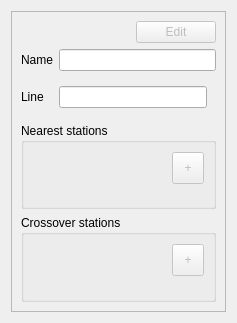
This is ui/stationinfo.ui in etengabeko/metromap as Qt 5 draws it before an edit. The edited form follows.
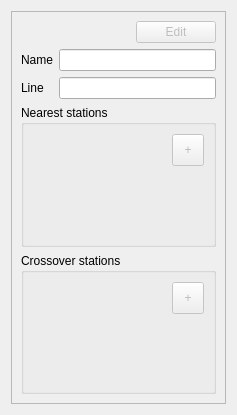
This is the edited form.

What changed in the file:
```diff
--- a/ui/stationinfo.ui
+++ b/ui/stationinfo.ui
@@ -7,10 +7,10 @@
     <x>0</x>
     <y>0</y>
     <width>237</width>
-    <height>323</height>
+    <height>415</height>
    </rect>
   </property>
-  <layout class="QVBoxLayout" name="verticalLayout_6">
+  <layout class="QVBoxLayout" name="verticalLayout_2">
    <item>
     <widget class="QScrollArea" name="scrollArea">
      <property name="horizontalScrollBarPolicy">
@@ -24,11 +24,11 @@
        <rect>
         <x>0</x>
         <y>0</y>
-        <width>204</width>
-        <height>315</height>
+        <width>217</width>
+        <height>395</height>
        </rect>
       </property>
-      <layout class="QVBoxLayout" name="verticalLayout_4">
+      <layout class="QVBoxLayout" name="verticalLayout">
        <item>
         <layout class="QHBoxLayout" name="horizontalLayout_2">
          <item>
@@ -57,26 +57,22 @@
         </layout>
        </item>
        <item>
-        <layout class="QHBoxLayout" name="horizontalLayout_3">
-         <item>
+        <layout class="QGridLayout" name="gridLayout">
+         <item row="0" column="0">
           <widget class="QLabel" name="nameLabel">
            <property name="text">
             <string>Name</string>
            </property>
           </widget>
          </item>
-         <item>
+         <item row="0" column="1">
           <widget class="QLineEdit" name="nameLineEdit">
            <property name="readOnly">
             <bool>true</bool>
            </property>
           </widget>
          </item>
-        </layout>
-       </item>
-       <item>
-        <layout class="QHBoxLayout" name="horizontalLayout">
-         <item>
+         <item row="1" column="0">
           <widget class="QLabel" name="label">
            <property name="sizePolicy">
             <sizepolicy hsizetype="Preferred" vsizetype="Minimum">
@@ -89,47 +85,11 @@
            </property>
           </widget>
          </item>
-         <item>
-          <widget class="QStackedWidget" name="lineStackedWidget">
-           <property name="sizePolicy">
-            <sizepolicy hsizetype="Preferred" vsizetype="Minimum">
-             <horstretch>0</horstretch>
-             <verstretch>0</verstretch>
-            </sizepolicy>
+         <item row="1" column="1">
+          <widget class="QLineEdit" name="lineLineEdit">
+           <property name="readOnly">
+            <bool>true</bool>
            </property>
-           <property name="currentIndex">
-            <number>0</number>
-           </property>
-           <widget class="QWidget" name="showPage">
-            <property name="sizePolicy">
-             <sizepolicy hsizetype="Preferred" vsizetype="Minimum">
-              <horstretch>0</horstretch>
-              <verstretch>0</verstretch>
-             </sizepolicy>
-            </property>
-            <layout class="QVBoxLayout" name="verticalLayout_2">
-             <item>
-              <widget class="QLineEdit" name="lineLineEdit">
-               <property name="readOnly">
-                <bool>true</bool>
-               </property>
-              </widget>
-             </item>
-            </layout>
-           </widget>
-           <widget class="QWidget" name="editPage">
-            <property name="sizePolicy">
-             <sizepolicy hsizetype="Preferred" vsizetype="Minimum">
-              <horstretch>0</horstretch>
-              <verstretch>0</verstretch>
-             </sizepolicy>
-            </property>
-            <layout class="QVBoxLayout" name="verticalLayout">
-             <item>
-              <widget class="QComboBox" name="lineComboBox"/>
-             </item>
-            </layout>
-           </widget>
           </widget>
          </item>
         </layout>
```
